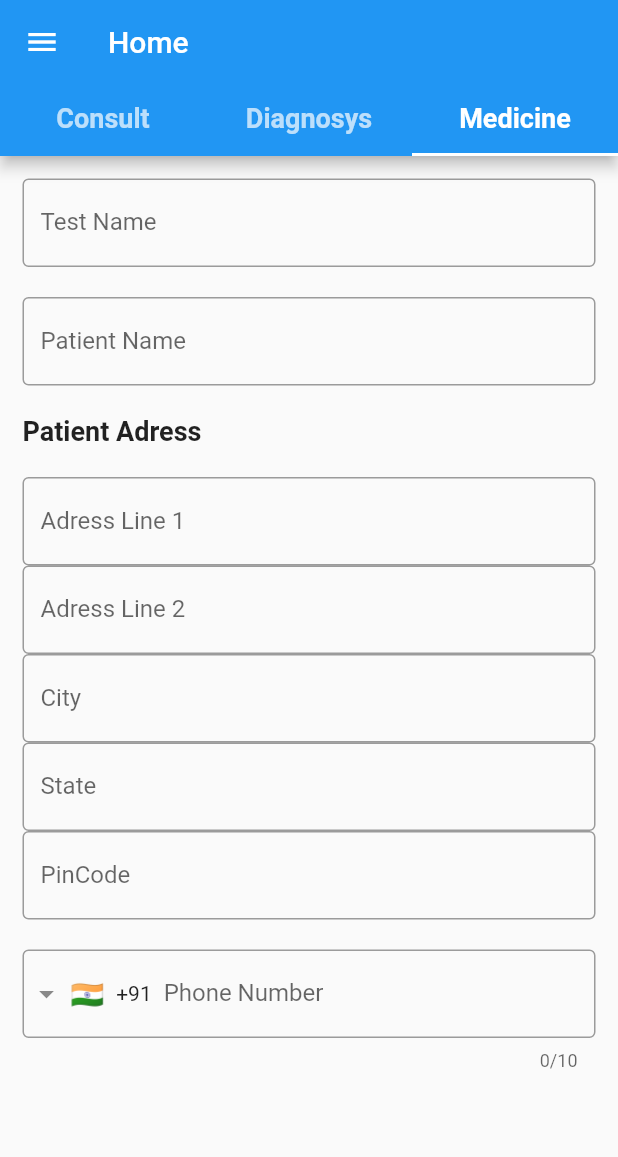
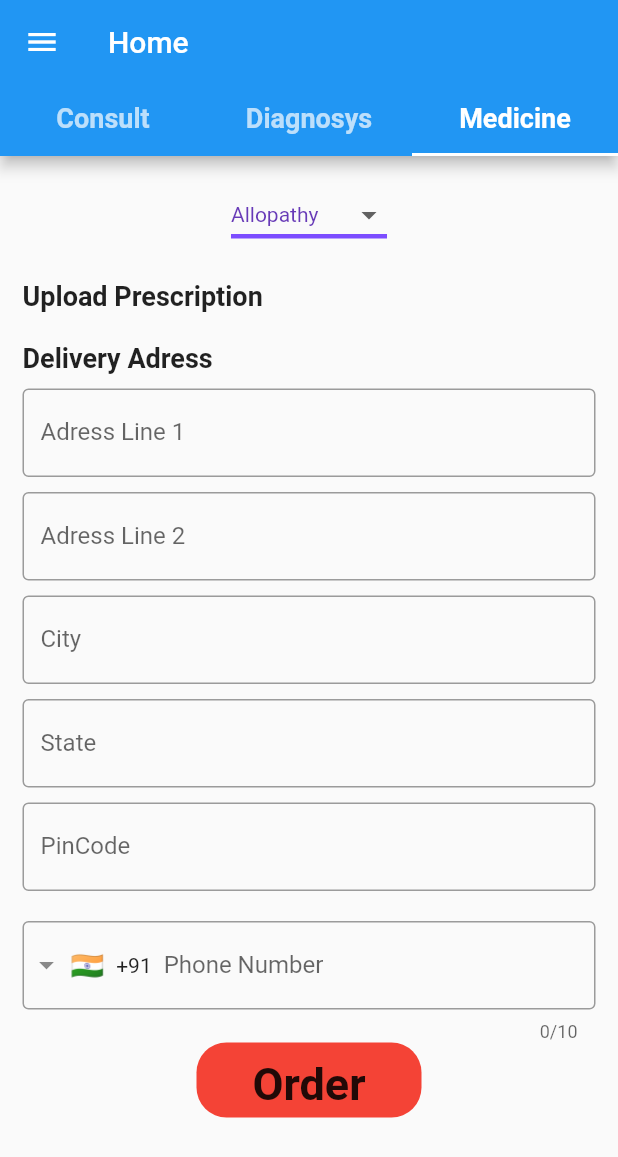
Before and after one commit to tnsmobilesolutions/tnshealth, a Flutter app: the DashBoard screen opened directly, tab 3 chosen, on a phone screen of 412 x 824 dp. Shown: the top 1157 px of the screen. Run offline on Flutter 3.47's test engine with Material 2 defaults, Android fonts, the phone set to English and light mode, and no system bars; drawn by our look-alikes of intl_phone_field; our stand-ins replace flutter_login.

Commit message:
submit button, Medicine page change

```diff
--- a/lib/screen/medicine.dart
+++ b/lib/screen/medicine.dart
@@ -1,5 +1,6 @@
 import 'package:flutter/material.dart';
 import 'package:intl_phone_field/intl_phone_field.dart';
+import 'package:tnshealth/screen/Dashboard.dart';
 
 class medicine extends StatefulWidget {
   medicine({Key? key}) : super(key: key);
@@ -9,6 +10,8 @@ class medicine extends StatefulWidget {
 }
 
 class _medicineState extends State<medicine> {
+  final kTextStyle = const TextStyle(fontSize: 30, fontWeight: FontWeight.bold);
+  String dropdownValue = 'Allopathy';
   final kTabBar = const TextStyle(fontSize: 18, fontWeight: FontWeight.bold);
   @override
   Widget build(BuildContext context) {
@@ -18,28 +21,36 @@ class _medicineState extends State<medicine> {
         child: Column(
           crossAxisAlignment: CrossAxisAlignment.start,
           children: <Widget>[
-            // Text('Test Name', style: kTabBar),
-            // const SizedBox(height: 20),
-            const TextField(
-              obscureText: true,
-              decoration: InputDecoration(
-                border: OutlineInputBorder(),
-                labelText: 'Test Name',
+            Center(
+              child: DropdownButton<String>(
+                value: dropdownValue,
+                style: const TextStyle(color: Colors.deepPurple),
+                underline: Container(
+                  height: 3,
+                  color: Colors.deepPurpleAccent,
+                ),
+                onChanged: (String? newValue) {
+                  setState(() {
+                    dropdownValue = newValue!;
+                  });
+                },
+                items: <String>['Allopathy', 'Ayurvedic', 'Homeopathy']
+                    .map<DropdownMenuItem<String>>((String value) {
+                  return DropdownMenuItem<String>(
+                    value: value,
+                    child: Text(value),
+                  );
+                }).toList(),
               ),
             ),
             const SizedBox(height: 20),
-            // Text('Patient Name', style: kTabBar),
+            Text('Upload Prescription', style: kTabBar),
+
+            const SizedBox(height: 20),
+            Text('Delivery Adress', style: kTabBar),
             // const SizedBox(height: 20),
-            const TextField(
-              obscureText: true,
-              decoration: InputDecoration(
-                border: OutlineInputBorder(),
-                labelText: 'Patient Name',
-              ),
-            ),
-            const SizedBox(height: 20),
-            Text('Patient Adress', style: kTabBar),
-            const SizedBox(height: 20),
+
+            const SizedBox(height: 10),
             const TextField(
               obscureText: true,
               decoration: InputDecoration(
@@ -47,6 +58,7 @@ class _medicineState extends State<medicine> {
                 labelText: 'Adress Line 1',
               ),
             ),
+            const SizedBox(height: 10),
             const TextField(
               obscureText: true,
               decoration: InputDecoration(
@@ -54,6 +66,7 @@ class _medicineState extends State<medicine> {
                 labelText: 'Adress Line 2',
               ),
             ),
+            const SizedBox(height: 10),
             const TextField(
               obscureText: true,
               decoration: InputDecoration(
@@ -61,6 +74,7 @@ class _medicineState extends State<medicine> {
                 labelText: 'City',
               ),
             ),
+            const SizedBox(height: 10),
             const TextField(
               obscureText: true,
               decoration: InputDecoration(
@@ -68,6 +82,7 @@ class _medicineState extends State<medicine> {
                 labelText: 'State',
               ),
             ),
+            const SizedBox(height: 10),
             const TextField(
               obscureText: true,
               decoration: InputDecoration(
@@ -89,6 +104,35 @@ class _medicineState extends State<medicine> {
               onChanged: (phone) {
                 print(phone.completeNumber);
               },
+            ),
+            Center(
+              child: Container(
+                decoration: BoxDecoration(
+                    borderRadius: BorderRadius.circular(20), color: Colors.red),
+                height: 50.0,
+                width: 150.0,
+                child: GestureDetector(
+                  onTap: () {
+                    Navigator.push(
+                      context,
+                      MaterialPageRoute(
+                        builder: (context) {
+                          return DashBoard();
+                        },
+                      ),
+                    );
+                  },
+                  child: Padding(
+                    padding: const EdgeInsets.all(10.0),
+                    child: Center(
+                      child: Text(
+                        'Order',
+                        style: kTextStyle,
+                      ),
+                    ),
+                  ),
+                ),
+              ),
             )
           ],
         ),
--- a/pubspec.yaml
+++ b/pubspec.yaml
@@ -36,6 +36,7 @@ dependencies:
   cupertino_icons: ^1.0.2
   flutter_login: ^3.1.0
   intl_phone_field: ^2.1.0
+  file_picker: ^4.3.0
 
 
 dev_dependencies:
```
Also changed, not shown: lib/screen/diagnosys.dart (+32 -1 lines), pubspec.lock.
